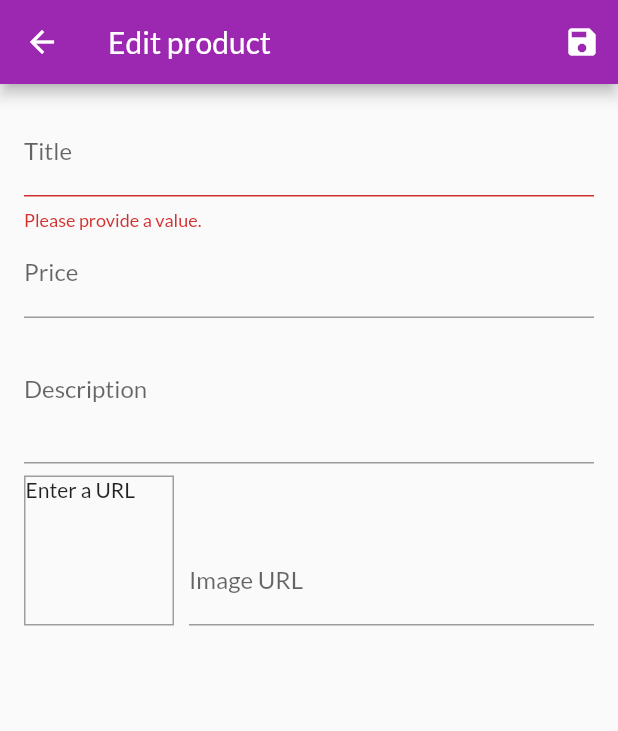
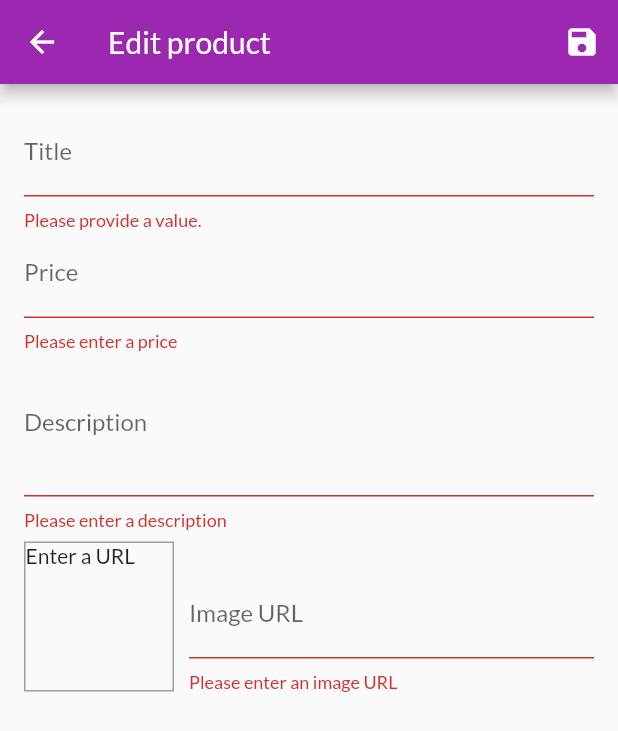
Before and after one commit to candidoalfilho/ShopApp, a Flutter app: the EditProductScreen screen opened by its route, after a tap on the "save" icon, on a phone screen of 412 x 824 dp. Shown: the top 731 px of the screen. Run offline on Flutter 3.47's test engine with Material 2 defaults, Android fonts, the phone set to English and light mode, and no system bars; network calls fail.

Commit message:
Adding more validation

```diff
--- a/lib/screens/edit_product_screen.dart
+++ b/lib/screens/edit_product_screen.dart
@@ -37,13 +37,21 @@ class _EditProductScreenState extends State<EditProductScreen> {
 
   void _updateImageUrl() {
     if (!_imageUrlFocusNode.hasFocus) {
+      if ((!_imageUrlController.text.startsWith('http') &&
+              !_imageUrlController.text.startsWith('https')) ||
+          (!_imageUrlController.text.endsWith('.png') &&
+              !_imageUrlController.text.endsWith('.jpg') &&
+              !_imageUrlController.text.endsWith('.jpeg'))) {
+        return;
+      }
+
       setState(() {});
     }
   }
 
   void _saveForm() {
     final isValid = _form.currentState.validate();
-    if(!isValid){
+    if (!isValid) {
       return;
     }
     _form.currentState.save();
@@ -80,7 +88,7 @@ class _EditProductScreenState extends State<EditProductScreen> {
                   FocusScope.of(context).requestFocus(_priceFocusNode);
                 },
                 validator: (value) {
-                  if (value.isEmpty){
+                  if (value.isEmpty) {
                     return 'Please provide a value.';
                   }
                   return null;
@@ -105,6 +113,18 @@ class _EditProductScreenState extends State<EditProductScreen> {
                 onFieldSubmitted: (_) {
                   FocusScope.of(context).requestFocus(_descriptionFocusNode);
                 },
+                validator: (value) {
+                  if (value.isEmpty) {
+                    return 'Please enter a price';
+                  }
+                  if (double.tryParse(value) == null) {
+                    return 'Please enter a valid number';
+                  }
+                  if (double.parse(value) <= 0) {
+                    return 'Please enter a number greater than zero';
+                  }
+                  return null;
+                },
                 onSaved: (value) {
                   _editedProduct = Product(
                     title: _editedProduct.title,
@@ -122,6 +142,15 @@ class _EditProductScreenState extends State<EditProductScreen> {
                 maxLines: 3,
                 keyboardType: TextInputType.multiline,
                 focusNode: _descriptionFocusNode,
+                validator: (value) {
+                  if (value.isEmpty) {
+                    return 'Please enter a description';
+                  }
+                  if (value.length < 10) {
+                    return 'Should be at least 10 characters long';
+                  }
+                  return null;
+                },
                 onSaved: (value) {
                   _editedProduct = Product(
                     title: _editedProduct.title,
@@ -164,6 +193,21 @@ class _EditProductScreenState extends State<EditProductScreen> {
                       onFieldSubmitted: (_) {
                         _saveForm();
                       },
+                      validator: (value) {
+                        if (value.isEmpty) {
+                          return 'Please enter an image URL';
+                        }
+                        if (!value.startsWith('http') &&
+                            !value.startsWith('https')) {
+                          return 'Please enter a valid URL';
+                        }
+                        if (!value.endsWith('.png') &&
+                            !value.endsWith('.jpg') &&
+                            !value.endsWith('.jpeg')) {
+                          return 'Please enter a valid image URL';
+                        }
+                        return null;
+                      },
                       onSaved: (value) {
                         _editedProduct = Product(
                           title: _editedProduct.title,
```
Lines whose indentation alone changed are shown as unchanged.
